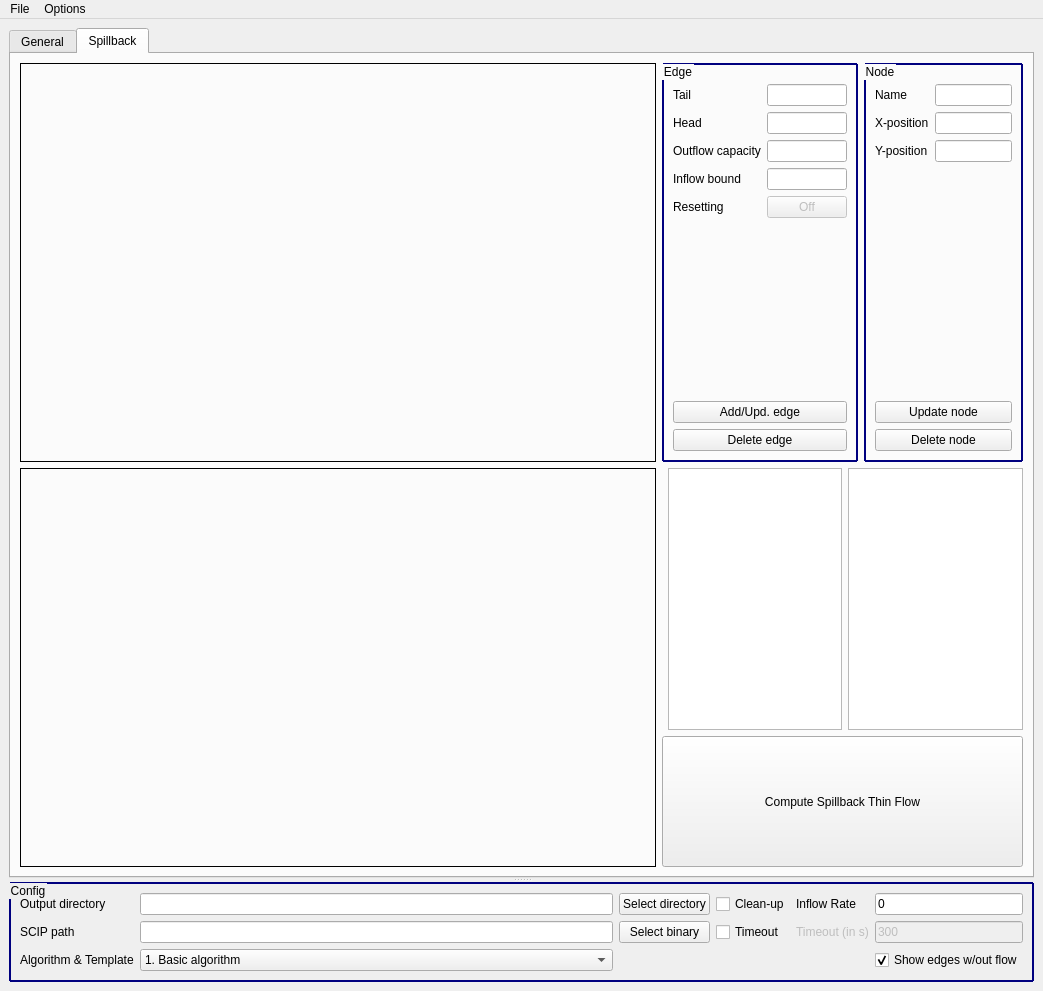
Qt form source/ui/thinFlow_mainWdw.ui (LeonSering/NashFlowComputation) before a commit.
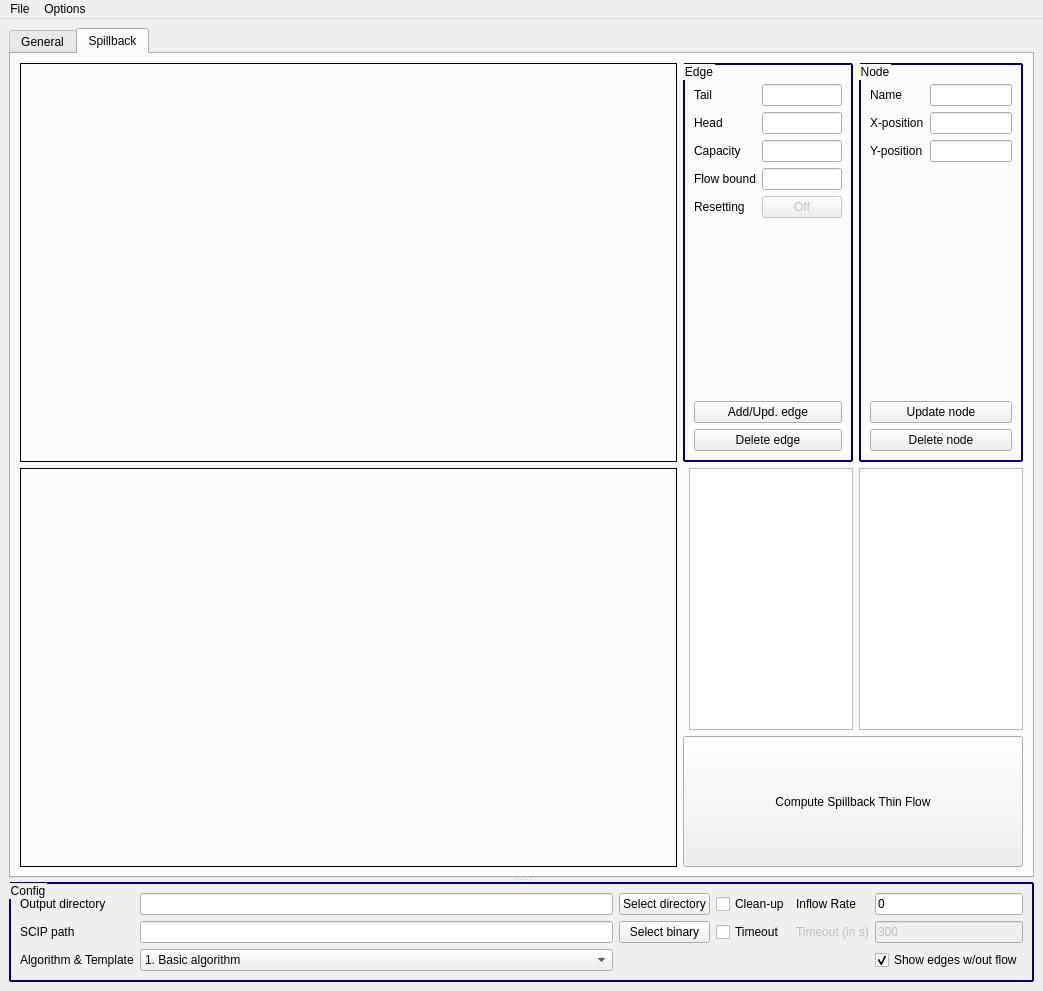
The same form after that commit.

```diff
--- a/source/ui/thinFlow_mainWdw.ui
+++ b/source/ui/thinFlow_mainWdw.ui
@@ -436,14 +436,14 @@
               <item row="3" column="0">
                <widget class="QLabel" name="label_19">
                 <property name="text">
-                 <string>Inflow bound</string>
+                 <string>Flow bound</string>
                 </property>
                </widget>
               </item>
               <item row="2" column="0">
                <widget class="QLabel" name="label_14">
                 <property name="text">
-                 <string>Outflow capacity</string>
+                 <string>Capacity</string>
                 </property>
                </widget>
               </item>
```
Left out of the diff: 1 changed line with no effect on the pictures.
